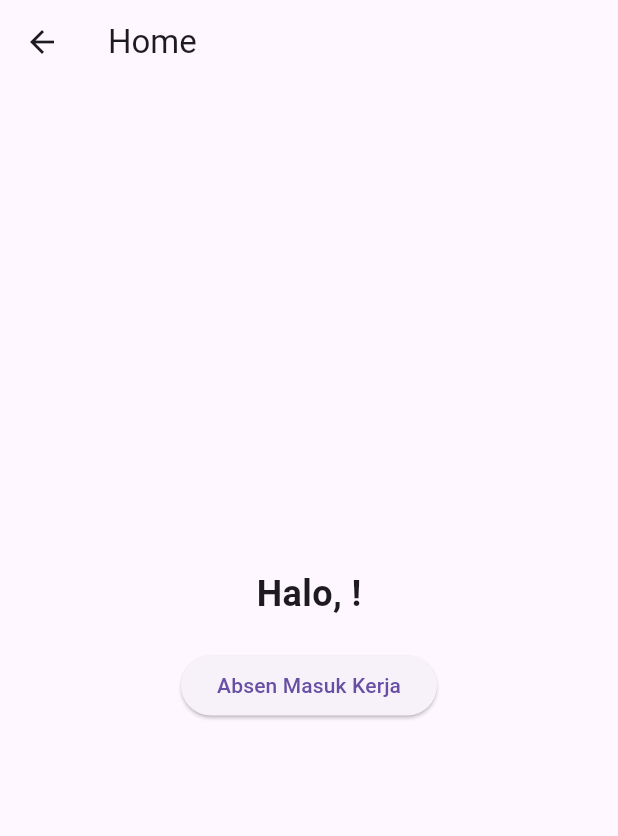
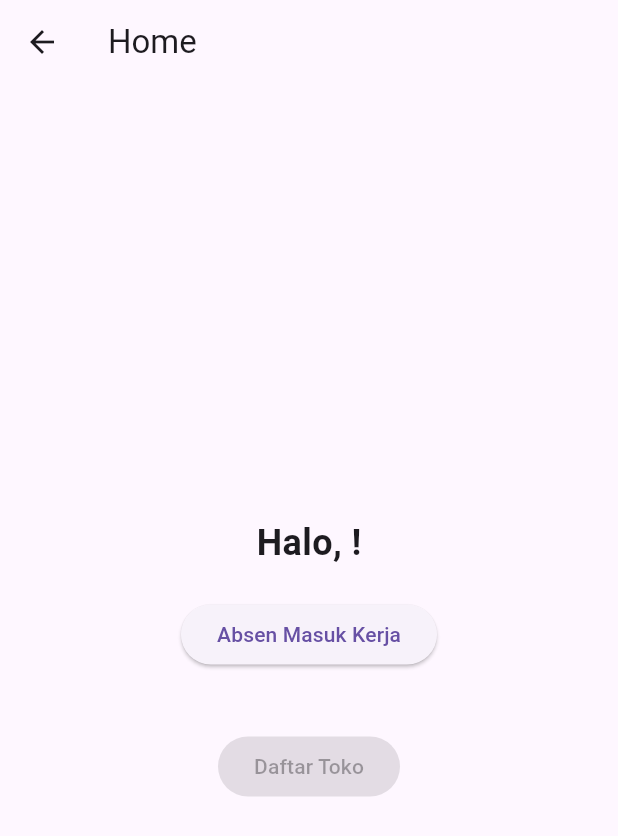
Before and after one commit to AmaliaSwastika/Monitoring-PandaBiru-Mobile, a Flutter app: the HomeScreen screen opened directly with empty values, on a phone screen of 412 x 824 dp. Shown: the top 836 px of the screen. Run offline on Flutter 3.47's test engine with Material 3 defaults, Android fonts, the phone set to English and light mode, and no system bars; our stand-ins replace dio, shared_preferences; accounts and stored records are empty.

Commit message:
Add Button List Shop

```diff
--- a/lib/screen/home_screen.dart
+++ b/lib/screen/home_screen.dart
@@ -1,4 +1,5 @@
 import 'package:flutter/material.dart';
+import 'package:panda_biru/screen/list_shop.dart';
 import 'package:panda_biru/services/attendance_api.dart';
 import 'package:panda_biru/model/attendance_model.dart';
 
@@ -42,6 +43,13 @@ class _HomeScreenState extends State<HomeScreen> {
     }
   }
 
+  void _goToShopList() {
+    Navigator.push(
+      context,
+      MaterialPageRoute(builder: (context) => const ListShopScreen()),
+    );
+  }
+
   @override
   Widget build(BuildContext context) {
     return Scaffold(
@@ -72,6 +80,21 @@ class _HomeScreenState extends State<HomeScreen> {
                 "Silahkan masuk kerja",
                 style: TextStyle(fontSize: 16, fontWeight: FontWeight.w500),
               ),
+              const SizedBox(height: 20),
+              ElevatedButton(
+                onPressed: _goToShopList,
+                child: const Text("Daftar Toko"),
+              ),
+            ] else ...[
+              // Kalau belum absen, tombol daftar toko disabled
+              const SizedBox(height: 20),
+              ElevatedButton(
+                onPressed: null,
+                style: ElevatedButton.styleFrom(
+                  backgroundColor: Colors.grey,
+                ),
+                child: const Text("Daftar Toko"),
+              ),
             ],
           ],
         ),
```
Also changed, not shown: lib/screen/list_shop.dart (added, +12 -0 lines).
